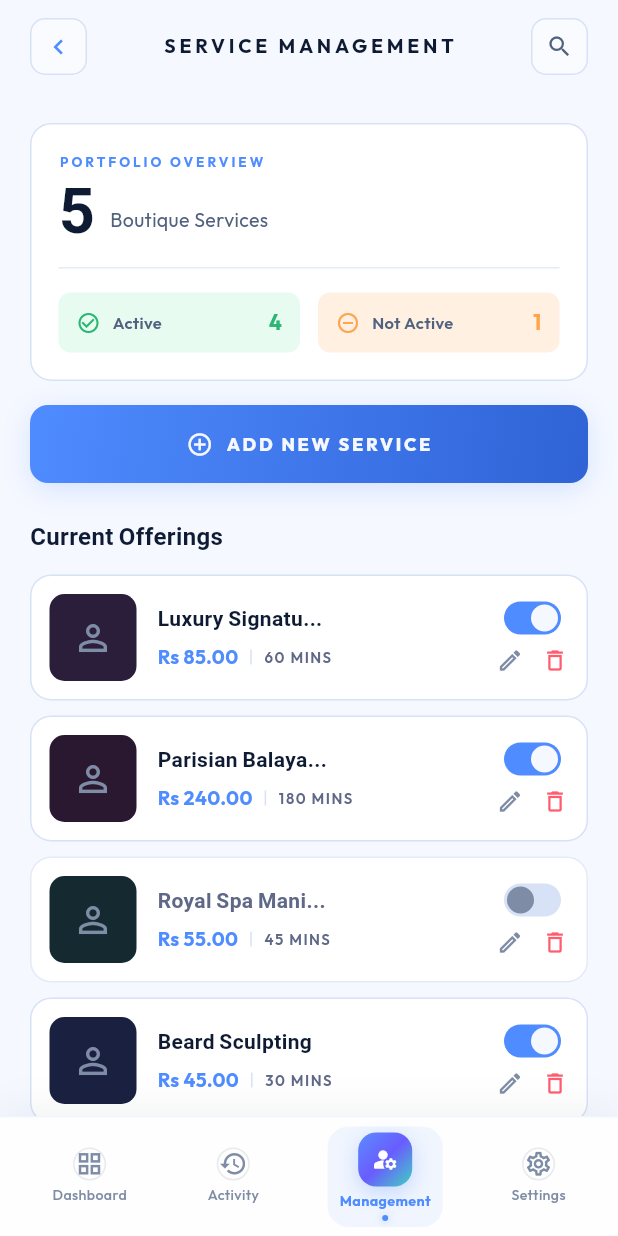
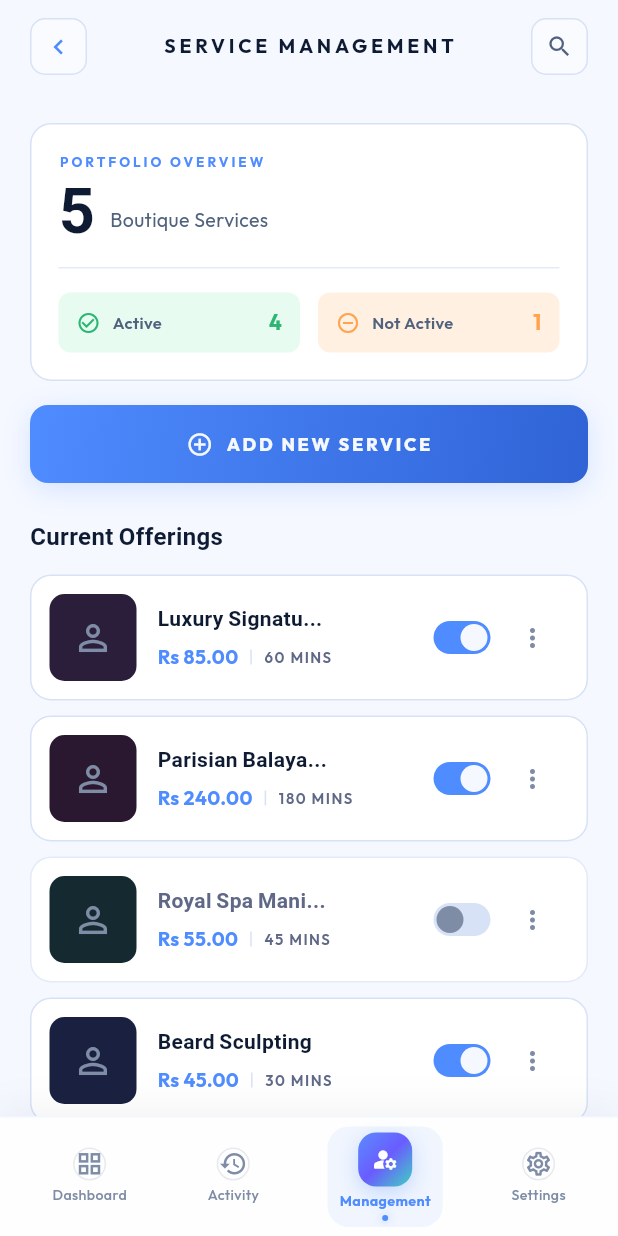
Before and after one commit to JMNaveeth/Luxe-Salon-App, a Flutter app: the ServiceManagementScreen screen opened directly, on a phone screen of 412 x 824 dp. Run offline on Flutter 3.47's test engine with Material 3 defaults, Android fonts, the phone set to English and light mode, and no system bars; our stand-ins replace file_picker, flutter_animate, google_fonts, image_picker.

Commit message:
Refactor action menu in Service Card to use PopupMenuButton for improved usability

```diff
--- a/lib/shop_owner_page/service_management.dart
+++ b/lib/shop_owner_page/service_management.dart
@@ -1104,35 +1104,64 @@ class _ServiceCard extends StatelessWidget {
             ),
           ),
 
-          // Toggle + Edit / Delete
-          Column(
+          // Toggle + Action Menu
+          Row(
+            mainAxisSize: MainAxisSize.min,
             children: [
               _GoldToggle(value: service.isActive, onChanged: onToggle),
-              const SizedBox(height: 8),
-              Row(
-                mainAxisSize: MainAxisSize.min,
-                children: [
-                  Material(
-                    color: Colors.transparent,
-                    child: InkWell(
-                      onTap: onEdit,
-                      child: const Icon(
-                        Icons.edit_outlined,
-                        color: AppColors.textMuted,
-                        size: 18,
-                      ),
+              const SizedBox(width: 4),
+              PopupMenuButton<String>(
+                icon: const Icon(
+                  Icons.more_vert,
+                  color: AppColors.textMuted,
+                  size: 20,
+                ),
+                color: AppColors.surface,
+                elevation: 4,
+                shape: RoundedRectangleBorder(
+                  borderRadius: BorderRadius.circular(10),
+                  side: const BorderSide(color: AppColors.cardBorder, width: 1),
+                ),
+                onSelected: (value) {
+                  if (value == 'edit') {
+                    onEdit();
+                  } else if (value == 'delete') {
+                    onDelete();
+                  }
+                },
+                itemBuilder: (BuildContext context) => [
+                  const PopupMenuItem<String>(
+                    value: 'edit',
+                    child: Row(
+                      children: [
+                        Icon(Icons.edit_outlined, color: AppColors.textSecondary, size: 18),
+                        SizedBox(width: 8),
+                        Text(
+                          'Edit',
+                          style: TextStyle(
+                            fontSize: 13,
+                            fontWeight: FontWeight.w600,
+                            color: AppColors.textPrimary,
+                          ),
+                        ),
+                      ],
                     ),
                   ),
-                  const SizedBox(width: 12),
-                  Material(
-                    color: Colors.transparent,
-                    child: InkWell(
-                      onTap: onDelete,
-                      child: const Icon(
-                        Icons.delete_outline,
-                        color: AppColors.red,
-                        size: 18,
-                      ),
+                  const PopupMenuItem<String>(
+                    value: 'delete',
+                    child: Row(
+                      children: [
+                        Icon(Icons.delete_outline, color: AppColors.red, size: 18),
+                        SizedBox(width: 8),
+                        Text(
+                          'Delete',
+                          style: TextStyle(
+                            fontSize: 13,
+                            fontWeight: FontWeight.w600,
+                            color: AppColors.red,
+                          ),
+                        ),
+                      ],
                     ),
                   ),
                 ],
```
